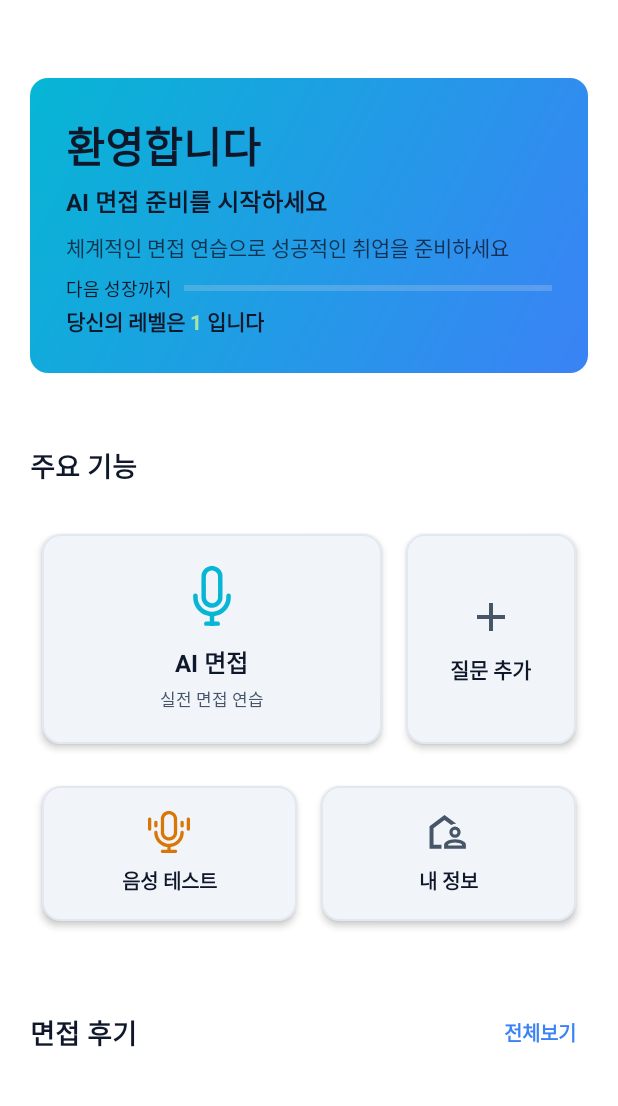
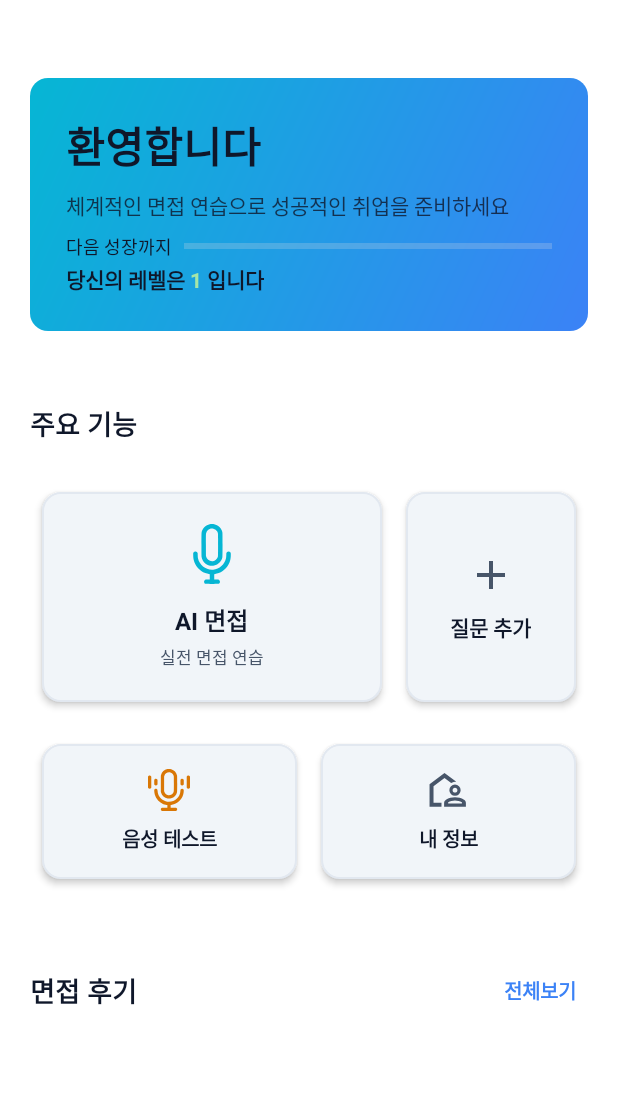
Before and after one commit to KIMSMING/AICO, an Android app: the screen it shows after launch once a user with an empty profile is signed in (MainActivity), on a phone screen of 412 x 824 dp, the part 90-1196 px from its top. Run offline under Robolectric (Android 15) with nearby library versions, the phone set to English and light mode, and no system bars; our stand-ins replace CircleImageView, Firebase (no records; nobody signed in at launch, a user with empty details on screens opened directly); pictures from the network do not load.

Commit message:
레벨 수정 완

```diff
--- a/AICO/app/src/main/res/layout/activity_main.xml
+++ b/AICO/app/src/main/res/layout/activity_main.xml
@@ -81,15 +81,6 @@
                     android:fontFamily="sans-serif-medium"
                     android:textColor="?attr/colorOnSurface"
                     android:textSize="28sp"
-                    android:textStyle="bold" />
-
-                <TextView
-                    android:layout_width="wrap_content"
-                    android:layout_height="wrap_content"
-                    android:layout_marginTop="4dp"
-                    android:text="AI 면접 준비를 시작하세요"
-                    android:textColor="?attr/colorOnSurface"
-                    android:textSize="16sp"
                     android:textStyle="bold" />
 
                 <TextView
```
Also changed, not shown: AICO/app/src/main/java/com/seoja/aico/MainActivity.java (+34 -0 lines).
